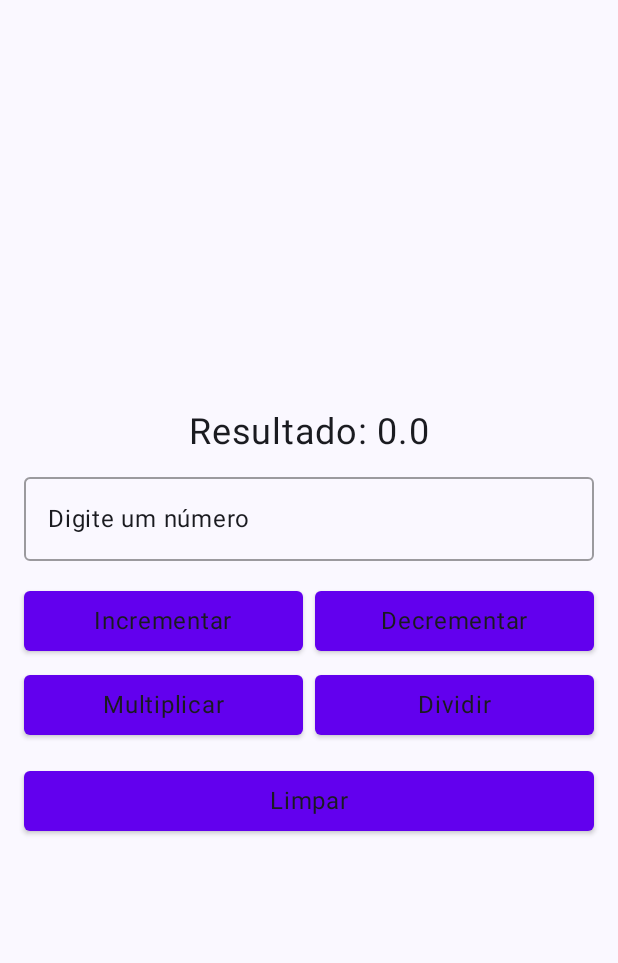
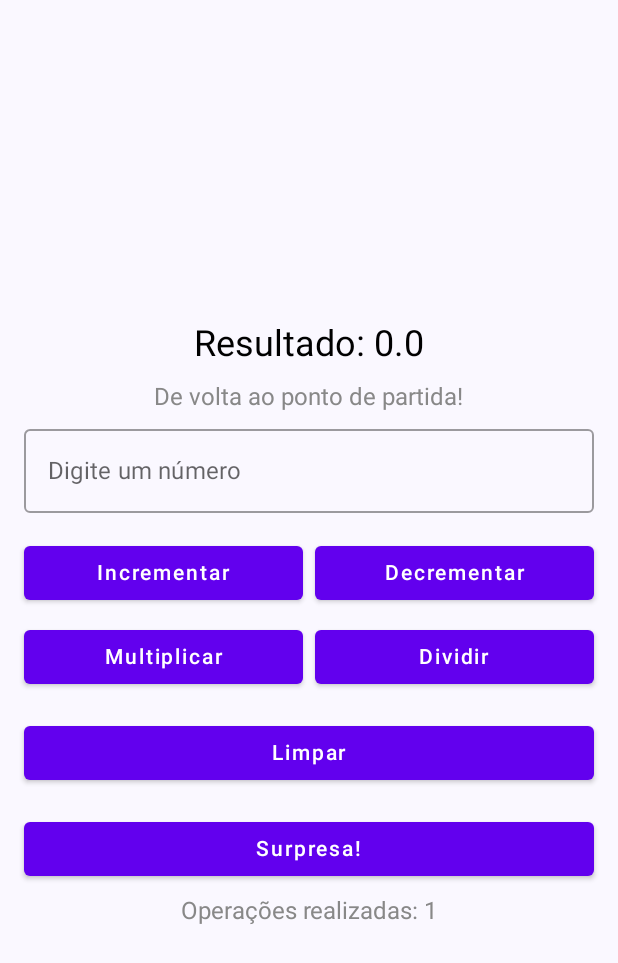
Before and after one commit to micael-farias/mobile-repo-2024.2, an Android app built with Jetpack Compose: the screen it shows after launch (MainActivity), after a tap on "Incrementar", on a phone screen of 412 x 824 dp. Shown: the top 963 px of the screen. Run offline under Robolectric (Android 15) with nearby library versions, the phone set to English and light mode, and no system bars.

Commit message:
formatando arquivo

```diff
--- a/Atividade 05 (CounterApp)/app/src/main/java/com/example/counterapp/MainActivity.kt
+++ b/Atividade 05 (CounterApp)/app/src/main/java/com/example/counterapp/MainActivity.kt
@@ -3,32 +3,31 @@ package com.example.counterapp
 import android.os.Bundle
 import androidx.activity.ComponentActivity
 import androidx.activity.compose.setContent
-import androidx.compose.foundation.layout.fillMaxSize
+import androidx.compose.animation.*
+import androidx.compose.foundation.layout.*
+import androidx.compose.foundation.text.BasicTextField
+import androidx.compose.material.*
 import androidx.compose.material3.MaterialTheme
 import androidx.compose.material3.Surface
-import androidx.compose.material3.Text
-import androidx.compose.runtime.Composable
-import androidx.compose.ui.tooling.preview.Preview
-import com.example.counterapp.ui.theme.CounterAppTheme
-import androidx.activity.compose.setContent
-import androidx.compose.foundation.layout.*
-import androidx.compose.material.*
 import androidx.compose.runtime.*
 import androidx.compose.ui.Alignment
 import androidx.compose.ui.Modifier
+import androidx.compose.ui.graphics.Color
+import androidx.compose.ui.text.input.TextFieldValue
 import androidx.compose.ui.unit.dp
 import androidx.compose.ui.unit.sp
 import com.example.counterapp.ui.theme.CounterAppTheme
+import kotlin.random.Random
 
-// Classe principal da atividade
 class MainActivity : ComponentActivity() {
     override fun onCreate(savedInstanceState: Bundle?) {
         super.onCreate(savedInstanceState)
         setContent {
-            // Define o tema da aplicação
             CounterAppTheme {
-                // Define a superfície da tela com a cor de fundo padrão do tema
-                Surface(modifier = Modifier.fillMaxSize(), color = MaterialTheme.colorScheme.background) {
+                Surface(
+                    modifier = Modifier.fillMaxSize(),
+                    color = MaterialTheme.colorScheme.background
+                ) {
                     CounterApp()
                 }
             }
@@ -36,109 +35,169 @@ class MainActivity : ComponentActivity() {
     }
 }
 
-
-// Função composable principal que define a interface do usuário da calculadora
 @Composable
 fun CounterApp() {
-    // Estado para armazenar o resultado das operações
     var result by remember { mutableStateOf(0.0) }
-    // Estado para armazenar o valor de entrada do usuário
     var input by remember { mutableStateOf("") }
+    var message by remember { mutableStateOf("Comece a calcular!") }
+    var operationsCount by remember { mutableStateOf(0) }
 
-    // Estrutura em coluna para alinhar elementos verticalmente
+    // Função para atualizar a mensagem com base no resultado
+    fun updateMessage() {
+        message = when {
+            result > 100 -> "Uau! Você está rico!"
+            result < -100 -> "Parece que está no vermelho!"
+            result == 0.0 -> "De volta ao ponto de partida!"
+            else -> "Resultado: $result"
+        }
+    }
+
     Column(
-        horizontalAlignment = Alignment.CenterHorizontally, // Alinhamento horizontal centralizado
+        horizontalAlignment = Alignment.CenterHorizontally,
         modifier = Modifier
-            .fillMaxSize() // Ocupa todo o espaço disponível
-            .padding(16.dp), // Adiciona espaçamento nas bordas
-        verticalArrangement = Arrangement.Center // Centraliza os elementos verticalmente
+            .fillMaxSize()
+            .padding(16.dp),
+        verticalArrangement = Arrangement.Center
     ) {
-        // Exibe o resultado atual
+        // Exibe o resultado com uma animação
+        AnimatedContent(
+            targetState = result,
+            transitionSpec = {
+                slideInVertically { height -> height } + fadeIn() with
+                        slideOutVertically { height -> -height } + fadeOut()
+            }
+        ) { targetResult ->
+            Text(
+                text = "Resultado: $targetResult",
+                fontSize = 24.sp,
+                modifier = Modifier.padding(8.dp)
+            )
+        }
+
+        // Mostra a mensagem dinâmica
         Text(
-            text = "Resultado: $result",
-            fontSize = 24.sp,
-            modifier = Modifier.padding(8.dp)
+            text = message,
+            fontSize = 16.sp,
+            color = Color.Gray,
+            modifier = Modifier.padding(4.dp)
         )
-        // Campo de entrada para número, onde o usuário digita um valor
+
+        // Campo de entrada para número
         OutlinedTextField(
             value = input,
-            onValueChange = { input = it }, // Atualiza o valor de input com o valor digitado
+            onValueChange = { input = it },
             label = { Text("Digite um número") },
-            modifier = Modifier.fillMaxWidth() // Ocupa a largura total
+            modifier = Modifier.fillMaxWidth()
         )
 
-        Spacer(modifier = Modifier.height(16.dp)) // Espaço entre o campo de entrada e os botões
+        Spacer(modifier = Modifier.height(16.dp))
 
-        // Linha com os botões de incremento e decremento
         Row(
-            horizontalArrangement = Arrangement.spacedBy(8.dp), // Espaçamento entre os botões
+            horizontalArrangement = Arrangement.spacedBy(8.dp),
             modifier = Modifier.fillMaxWidth()
         ) {
-            // Botão Incrementar
             Button(
                 onClick = {
-                    result += input.toDoubleOrNull() ?: 0.0 // Adiciona o valor digitado ao resultado
-                    input = "" // Limpa o campo de entrada
+                    result += input.toDoubleOrNull() ?: 0.0
+                    input = ""
+                    operationsCount++
+                    updateMessage()
                 },
-                modifier = Modifier.weight(1f) // O botão ocupa metade da linha
+                modifier = Modifier.weight(1f)
             ) {
                 Text("Incrementar")
             }
-// Botão Decrementar
+
             Button(
                 onClick = {
-                    result -= input.toDoubleOrNull() ?: 0.0 // Subtrai o valor digitado do resultado
-                    input = "" // Limpa o campo de entrada
+                    result -= input.toDoubleOrNull() ?: 0.0
+                    input = ""
+                    operationsCount++
+                    updateMessage()
                 },
-                modifier = Modifier.weight(1f) // O botão ocupa metade da linha
+                modifier = Modifier.weight(1f)
             ) {
                 Text("Decrementar")
             }
         }
 
-        // Linha com os botões de multiplicação e divisão
         Row(
-            horizontalArrangement = Arrangement.spacedBy(8.dp), // Espaçamento entre os botões
+            horizontalArrangement = Arrangement.spacedBy(8.dp),
             modifier = Modifier
                 .fillMaxWidth()
-                .padding(top = 8.dp) // Espaçamento superior
+                .padding(top = 8.dp)
         ) {
-            // Botão Multiplicar
             Button(
                 onClick = {
-                    result *= input.toDoubleOrNull() ?: 1.0 // Multiplica o resultado pelo valor digitado
-                    input = "" // Limpa o campo de entrada
+                    result *= input.toDoubleOrNull() ?: 1.0
+                    input = ""
+                    operationsCount++
+                    updateMessage()
                 },
-                modifier = Modifier.weight(1f) // O botão ocupa metade da linha
+                modifier = Modifier.weight(1f)
             ) {
                 Text("Multiplicar")
             }
-            // Botão Dividir
+
             Button(
                 onClick = {
                     val value = input.toDoubleOrNull() ?: 1.0
-                    if (value != 0.0) { // Verifica se o valor não é zero para evitar divisão por zero
-                        result /= value // Divide o resultado pelo valor digitado
+                    if (value != 0.0) {
+                        result /= value
                     }
-                    input = "" // Limpa o campo de entrada
+                    input = ""
+                    operationsCount++
+                    updateMessage()
                 },
-                modifier = Modifier.weight(1f) // O botão ocupa metade da linha
+                modifier = Modifier.weight(1f)
             ) {
                 Text("Dividir")
             }
         }
 
-        Spacer(modifier = Modifier.height(16.dp)) // Espaço antes do botão Limpar
+        Spacer(modifier = Modifier.height(16.dp))
 
-        // Botão Limpar para redefinir o resultado e o campo de entrada
         Button(
             onClick = {
-                result = 0.0 // Redefine o resultado para zero
-                input = "" // Limpa o campo de entrada
+                result = 0.0
+                input = ""
+                message = "Recomece do zero!"
+                operationsCount = 0
             },
-            modifier = Modifier.fillMaxWidth() // O botão ocupa a largura total
+            modifier = Modifier.fillMaxWidth()
         ) {
             Text("Limpar")
         }
+
+        Spacer(modifier = Modifier.height(16.dp))
+
+        Button(
+            onClick = {
+                // Operação aleatória
+                when (Random.nextInt(4)) {
+                    0 -> result += Random.nextDouble(1.0, 10.0)
+                    1 -> result -= Random.nextDouble(1.0, 10.0)
+                    2 -> result *= Random.nextDouble(1.0, 2.0)
+                    3 -> {
+                        val randomValue = Random.nextDouble(1.0, 10.0)
+                        if (randomValue != 0.0) result /= randomValue
+                    }
+                }
+                operationsCount++
+                updateMessage()
+            },
+            modifier = Modifier.fillMaxWidth()
+        ) {
+            Text("Surpresa!")
+        }
+
+        Spacer(modifier = Modifier.height(8.dp))
+
+        // Exibe a contagem de operações
+        Text(
+            text = "Operações realizadas: $operationsCount",
+            fontSize = 16.sp,
+            color = Color.Gray
+        )
     }
 }
```
